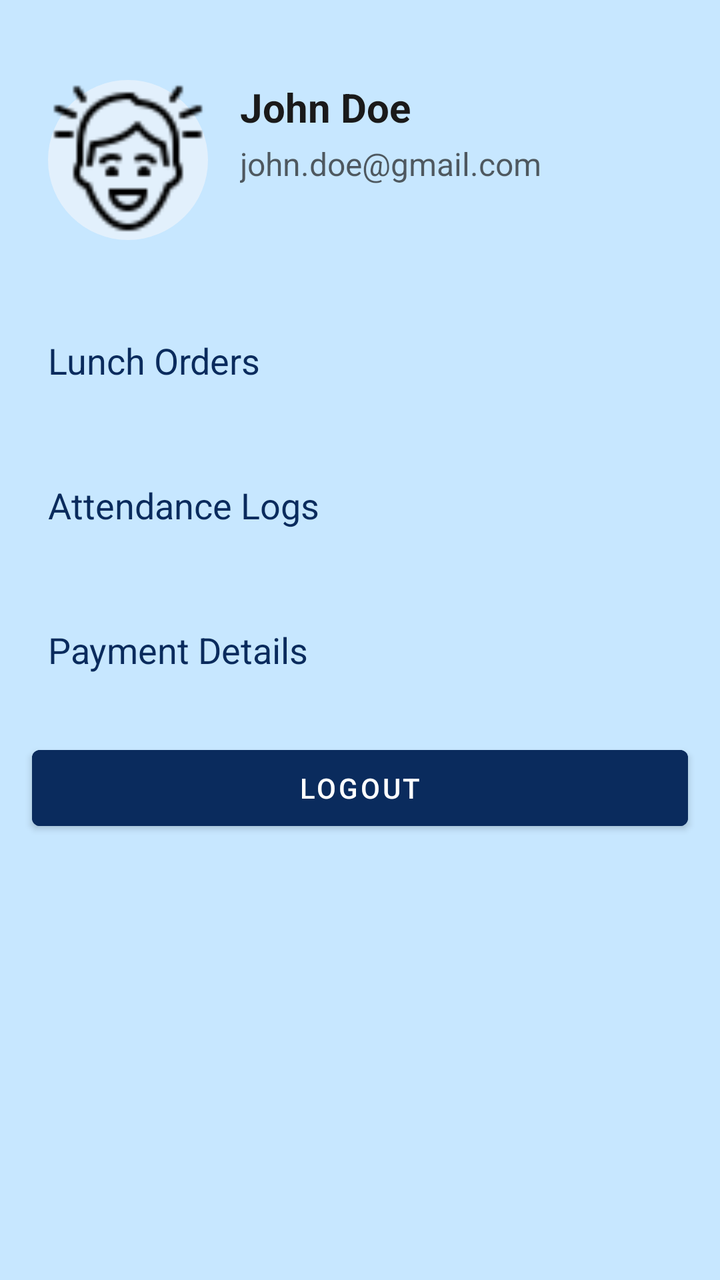
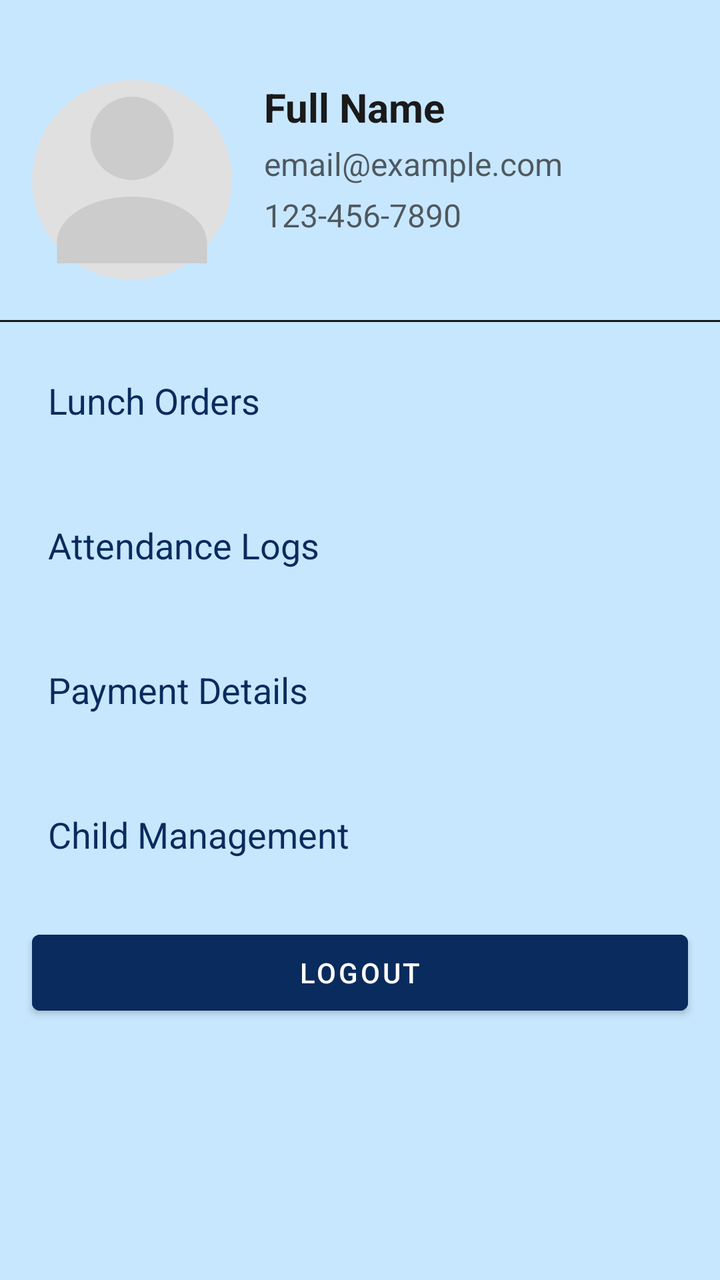

Screens rendered from an Android XML layout before and after an edit, with the pre-edit source and the edit as a unified diff.
<!-- AndroidManifest.xml: application theme Theme.NurtureNest -->
<!-- res/layout/fragment_profile.xml -->
<androidx.constraintlayout.widget.ConstraintLayout
    xmlns:android="http://schemas.android.com/apk/res/android"
    xmlns:app="http://schemas.android.com/apk/res-auto"
    android:layout_width="match_parent"
    android:layout_height="match_parent"
    android:background="?attr/colorBackground">

    
    <ScrollView
        android:layout_width="0dp"
        android:layout_height="0dp"
        android:fillViewport="true"
        app:layout_constraintTop_toTopOf="parent"
        app:layout_constraintBottom_toBottomOf="parent"
        app:layout_constraintStart_toStartOf="parent"
        app:layout_constraintEnd_toEndOf="parent">

        <androidx.constraintlayout.widget.ConstraintLayout
            android:layout_width="match_parent"
            android:layout_height="wrap_content"
            android:paddingBottom="24dp">

            
            <ImageView
                android:id="@+id/ivProfilePic"
                android:layout_width="80dp"
                android:layout_height="80dp"
                android:src="@drawable/ic_user"
                android:scaleType="centerCrop"
                android:background="@drawable/circle_shape"
                android:layout_marginTop="40dp"
                android:layout_marginStart="24dp"
                app:layout_constraintTop_toTopOf="parent"
                app:layout_constraintStart_toStartOf="parent"/>

            <TextView
                android:id="@+id/tvUserName"
                android:layout_width="0dp"
                android:layout_height="wrap_content"
                android:text="John Doe"
                android:textSize="20sp"
                android:textStyle="bold"
                android:textColor="?attr/colorOnBackground"
                android:layout_marginStart="16dp"
                app:layout_constraintStart_toEndOf="@id/ivProfilePic"
                app:layout_constraintTop_toTopOf="@id/ivProfilePic"
                app:layout_constraintEnd_toEndOf="parent"/>

            <TextView
                android:id="@+id/tvUserEmail"
                android:layout_width="0dp"
                android:layout_height="wrap_content"
                android:text="john.doe@gmail.com"
                android:textSize="16sp"
                android:textColor="?attr/colorOnBackground"
                android:alpha="0.7"
                android:layout_marginStart="16dp"
                android:layout_marginTop="4dp"
                app:layout_constraintStart_toEndOf="@id/ivProfilePic"
                app:layout_constraintTop_toBottomOf="@id/tvUserName"
                app:layout_constraintEnd_toEndOf="parent"/>

            
            <TextView
                android:id="@+id/tvLunchOrders"
                android:layout_width="0dp"
                android:layout_height="wrap_content"
                android:text="Lunch Orders"
                android:textSize="18sp"
                android:textColor="?attr/colorPrimary"
                android:clickable="true"
                android:focusable="true"
                android:paddingVertical="16dp"
                android:background="?attr/selectableItemBackground"
                android:layout_marginTop="32dp"
                android:layout_marginStart="24dp"
                android:layout_marginEnd="24dp"
                app:layout_constraintTop_toBottomOf="@id/ivProfilePic"
                app:layout_constraintStart_toStartOf="parent"
                app:layout_constraintEnd_toEndOf="parent"/>

            <TextView
                android:id="@+id/tvAttendanceLogs"
                android:layout_width="0dp"
                android:layout_height="wrap_content"
                android:text="Attendance Logs"
                android:textSize="18sp"
                android:textColor="?attr/colorPrimary"
                android:clickable="true"
                android:focusable="true"
                android:paddingVertical="16dp"
                android:background="?attr/selectableItemBackground"
                android:layout_marginTop="16dp"
                android:layout_marginStart="24dp"
                android:layout_marginEnd="24dp"
                app:layout_constraintTop_toBottomOf="@id/tvLunchOrders"
                app:layout_constraintStart_toStartOf="parent"
                app:layout_constraintEnd_toEndOf="parent"/>

            <TextView
                android:id="@+id/tvPaymentDetails"
                android:layout_width="0dp"
                android:layout_height="wrap_content"
                android:text="Payment Details"
                android:textSize="18sp"
                android:textColor="?attr/colorPrimary"
                android:clickable="true"
                android:focusable="true"
                android:paddingVertical="16dp"
                android:background="?attr/selectableItemBackground"
                android:layout_marginTop="16dp"
                android:layout_marginStart="24dp"
                android:layout_marginEnd="24dp"
                app:layout_constraintTop_toBottomOf="@id/tvAttendanceLogs"
                app:layout_constraintStart_toStartOf="parent"
                app:layout_constraintEnd_toEndOf="parent"/>

            <Button
                android:id="@+id/btnLogout"
                android:layout_width="0dp"
                android:layout_height="50dp"
                android:layout_margin="16dp"
                android:text="Logout"
                android:textColor="?attr/colorOnPrimary"
                android:backgroundTint="?attr/colorPrimary"
                app:layout_constraintTop_toBottomOf="@id/tvPaymentDetails"
                app:layout_constraintStart_toStartOf="parent"
                app:layout_constraintEnd_toEndOf="parent"/>

        </androidx.constraintlayout.widget.ConstraintLayout>

    </ScrollView>

</androidx.constraintlayout.widget.ConstraintLayout>
<!-- resources referenced by this layout -->
<resources>
  <!-- drawable circle_shape (drawable) -->
  <shape xmlns:android="http://schemas.android.com/apk/res/android"
      android:shape="oval">
      <solid android:color="#80FDF9F9"/>
  </shape>
  <!-- drawable ic_user: png bitmap (drawable, 1332 bytes) -->
  <style name="Theme.NurtureNest" parent="Theme.MaterialComponents.DayNight.NoActionBar">
          <item name="colorPrimary">#0A2B5D</item>
          <item name="colorOnPrimary">#FFFFFF</item>
          <item name="colorSurface">#000000</item>
          <item name="colorOnSurface">#FFFFFF</item>
          <item name="colorBackground">#C7E7FF</item>
          <item name="colorOnBackground">#1A1A1A</item>
          <item name="android:windowBackground">#C7E7FF</item>
      </style>
</resources>

<!-- the commit's change to res/layout/fragment_profile.xml (unified diff, before → after) -->
@@ -1,134 +1,165 @@
+<?xml version="1.0" encoding="utf-8"?>
 <androidx.constraintlayout.widget.ConstraintLayout
     xmlns:android="http://schemas.android.com/apk/res/android"
     xmlns:app="http://schemas.android.com/apk/res-auto"
+    xmlns:tools="http://schemas.android.com/tools"
     android:layout_width="match_parent"
     android:layout_height="match_parent"
-    android:background="?attr/colorBackground">
+    android:background="?attr/colorBackground"
+    tools:context=".fragments.ProfileFragment">
 
     
-    <ScrollView
+    <ImageView
+        android:id="@+id/ivProfilePic"
+        android:layout_width="100dp"
+        android:layout_height="100dp"
+        android:src="@drawable/ic_profile_placeholder"
+        android:contentDescription="Profile Picture"
+        android:scaleType="centerCrop"
+        app:layout_constraintTop_toTopOf="parent"
+        app:layout_constraintStart_toStartOf="parent"
+        android:layout_marginTop="40dp"
+        android:layout_marginStart="16dp"
+        android:background="@drawable/rounded_imageview" />
+
+    
+    <TextView
+        android:id="@+id/tvUserName"
         android:layout_width="0dp"
-        android:layout_height="0dp"
-        android:fillViewport="true"
-        app:layout_constraintTop_toTopOf="parent"
-        app:layout_constraintBottom_toBottomOf="parent"
+        android:layout_height="wrap_content"
+        android:text="Full Name"
+        android:textSize="20sp"
+        android:textStyle="bold"
+        android:textColor="?attr/colorOnBackground"
+        android:layout_marginStart="16dp"
+        app:layout_constraintStart_toEndOf="@id/ivProfilePic"
+        app:layout_constraintTop_toTopOf="@id/ivProfilePic"
+        app:layout_constraintEnd_toEndOf="parent" />
+
+    
+    <TextView
+        android:id="@+id/tvUserEmail"
+        android:layout_width="0dp"
+        android:layout_height="wrap_content"
+        android:text="email@example.com"
+        android:textSize="16sp"
+        android:textColor="?attr/colorOnBackground"
+        android:alpha="0.7"
+        android:layout_marginStart="16dp"
+        android:layout_marginTop="4dp"
+        app:layout_constraintStart_toEndOf="@id/ivProfilePic"
+        app:layout_constraintTop_toBottomOf="@id/tvUserName"
+        app:layout_constraintEnd_toEndOf="parent" />
+
+    
+    <TextView
+        android:id="@+id/tvUserPhone"
+        android:layout_width="0dp"
+        android:layout_height="wrap_content"
+        android:text="123-456-7890"
+        android:textSize="16sp"
+        android:textColor="?attr/colorOnBackground"
+        android:alpha="0.7"
+        android:layout_marginStart="16dp"
+        android:layout_marginTop="4dp"
+        app:layout_constraintStart_toEndOf="@id/ivProfilePic"
+        app:layout_constraintTop_toBottomOf="@id/tvUserEmail"
+        app:layout_constraintEnd_toEndOf="parent" />
+
+
+    
+    <View
+        android:layout_width="0dp"
+        android:layout_height="1dp"
+        android:background="?attr/colorOnBackground"
+        android:layout_marginTop="20dp"
+        app:layout_constraintTop_toBottomOf="@id/ivProfilePic"
         app:layout_constraintStart_toStartOf="parent"
-        app:layout_constraintEnd_toEndOf="parent">
+        app:layout_constraintEnd_toEndOf="parent" />
 
-        <androidx.constraintlayout.widget.ConstraintLayout
-            android:layout_width="match_parent"
-            android:layout_height="wrap_content"
-            android:paddingBottom="24dp">
+    
+    <TextView
+        android:id="@+id/tvLunchOrders"
+        android:layout_width="0dp"
+        android:layout_height="wrap_content"
+        android:text="Lunch Orders"
+        android:textSize="18sp"
+        android:textColor="?attr/colorPrimary"
+        android:clickable="true"
+        android:focusable="true"
+        android:paddingVertical="16dp"
+        android:background="?attr/selectableItemBackground"
+        android:layout_marginTop="32dp"
+        android:layout_marginStart="24dp"
+        android:layout_marginEnd="24dp"
+        app:layout_constraintTop_toBottomOf="@id/ivProfilePic"
+        app:layout_constraintStart_toStartOf="parent"
+        app:layout_constraintEnd_toEndOf="parent"/>
 
-            
-            <ImageView
-                android:id="@+id/ivProfilePic"
-                android:layout_width="80dp"
-                android:layout_height="80dp"
-                android:src="@drawable/ic_user"
-                android:scaleType="centerCrop"
-                android:background="@drawable/circle_shape"
-                android:layout_marginTop="40dp"
-                android:layout_marginStart="24dp"
-                app:layout_constraintTop_toTopOf="parent"
-                app:layout_constraintStart_toStartOf="parent"/>
+    <TextView
+        android:id="@+id/tvAttendanceLogs"
+        android:layout_width="0dp"
+        android:layout_height="wrap_content"
+        android:text="Attendance Logs"
+        android:textSize="18sp"
+        android:textColor="?attr/colorPrimary"
+        android:clickable="true"
+        android:focusable="true"
+        android:paddingVertical="16dp"
+        android:background="?attr/selectableItemBackground"
+        android:layout_marginTop="16dp"
+        android:layout_marginStart="24dp"
+        android:layout_marginEnd="24dp"
+        app:layout_constraintTop_toBottomOf="@id/tvLunchOrders"
+        app:layout_constraintStart_toStartOf="parent"
+        app:layout_constraintEnd_toEndOf="parent"/>
 
-            <TextView
-                android:id="@+id/tvUserName"
-                android:layout_width="0dp"
-                android:layout_height="wrap_content"
-                android:text="John Doe"
-                android:textSize="20sp"
-                android:textStyle="bold"
-                android:textColor="?attr/colorOnBackground"
-                android:layout_marginStart="16dp"
-                app:layout_constraintStart_toEndOf="@id/ivProfilePic"
-                app:layout_constraintTop_toTopOf="@id/ivProfilePic"
-                app:layout_constraintEnd_toEndOf="parent"/>
+    <TextView
+        android:id="@+id/tvPaymentDetails"
+        android:layout_width="0dp"
+        android:layout_height="wrap_content"
+        android:text="Payment Details"
+        android:textSize="18sp"
+        android:textColor="?attr/colorPrimary"
+        android:clickable="true"
+        android:focusable="true"
+        android:paddingVertical="16dp"
+        android:background="?attr/selectableItemBackground"
+        android:layout_marginTop="16dp"
+        android:layout_marginStart="24dp"
+        android:layout_marginEnd="24dp"
+        app:layout_constraintTop_toBottomOf="@id/tvAttendanceLogs"
+        app:layout_constraintStart_toStartOf="parent"
+        app:layout_constraintEnd_toEndOf="parent"/>
 
-            <TextView
-                android:id="@+id/tvUserEmail"
-                android:layout_width="0dp"
-                android:layout_height="wrap_content"
-                android:text="john.doe@gmail.com"
-                android:textSize="16sp"
-                android:textColor="?attr/colorOnBackground"
-                android:alpha="0.7"
-                android:layout_marginStart="16dp"
-                android:layout_marginTop="4dp"
-                app:layout_constraintStart_toEndOf="@id/ivProfilePic"
-                app:layout_constraintTop_toBottomOf="@id/tvUserName"
-                app:layout_constraintEnd_toEndOf="parent"/>
+    <TextView
+        android:id="@+id/tvChildManagement"
+        android:layout_width="0dp"
+        android:layout_height="wrap_content"
+        android:text="Child Management"
+        android:textSize="18sp"
+        android:textColor="?attr/colorPrimary"
+        android:clickable="true"
+        android:focusable="true"
+        android:paddingVertical="16dp"
+        android:background="?attr/selectableItemBackground"
+        android:layout_marginTop="16dp"
+        android:layout_marginStart="24dp"
+        android:layout_marginEnd="24dp"
+        app:layout_constraintTop_toBottomOf="@id/tvPaymentDetails"
+        app:layout_constraintStart_toStartOf="parent"
+        app:layout_constraintEnd_toEndOf="parent"/>
 
-            
-            <TextView
-                android:id="@+id/tvLunchOrders"
-                android:layout_width="0dp"
-                android:layout_height="wrap_content"
-                android:text="Lunch Orders"
-                android:textSize="18sp"
-                android:textColor="?attr/colorPrimary"
-                android:clickable="true"
-                android:focusable="true"
-                android:paddingVertical="16dp"
-                android:background="?attr/selectableItemBackground"
-                android:layout_marginTop="32dp"
-                android:layout_marginStart="24dp"
-                android:layout_marginEnd="24dp"
-                app:layout_constraintTop_toBottomOf="@id/ivProfilePic"
-                app:layout_constraintStart_toStartOf="parent"
-                app:layout_constraintEnd_toEndOf="parent"/>
-
-            <TextView
-                android:id="@+id/tvAttendanceLogs"
-                android:layout_width="0dp"
-                android:layout_height="wrap_content"
-                android:text="Attendance Logs"
-                android:textSize="18sp"
-                android:textColor="?attr/colorPrimary"
-                android:clickable="true"
-                android:focusable="true"
-                android:paddingVertical="16dp"
-                android:background="?attr/selectableItemBackground"
-                android:layout_marginTop="16dp"
-                android:layout_marginStart="24dp"
-                android:layout_marginEnd="24dp"
-                app:layout_constraintTop_toBottomOf="@id/tvLunchOrders"
-                app:layout_constraintStart_toStartOf="parent"
-                app:layout_constraintEnd_toEndOf="parent"/>
-
-            <TextView
-                android:id="@+id/tvPaymentDetails"
-                android:layout_width="0dp"
-                android:layout_height="wrap_content"
-                android:text="Payment Details"
-                android:textSize="18sp"
-                android:textColor="?attr/colorPrimary"
-                android:clickable="true"
-                android:focusable="true"
-                android:paddingVertical="16dp"
-                android:background="?attr/selectableItemBackground"
-                android:layout_marginTop="16dp"
-                android:layout_marginStart="24dp"
-                android:layout_marginEnd="24dp"
-                app:layout_constraintTop_toBottomOf="@id/tvAttendanceLogs"
-                app:layout_constraintStart_toStartOf="parent"
-                app:layout_constraintEnd_toEndOf="parent"/>
-
-            <Button
-                android:id="@+id/btnLogout"
-                android:layout_width="0dp"
-                android:layout_height="50dp"
-                android:layout_margin="16dp"
-                android:text="Logout"
-                android:textColor="?attr/colorOnPrimary"
-                android:backgroundTint="?attr/colorPrimary"
-                app:layout_constraintTop_toBottomOf="@id/tvPaymentDetails"
-                app:layout_constraintStart_toStartOf="parent"
-                app:layout_constraintEnd_toEndOf="parent"/>
-
-        </androidx.constraintlayout.widget.ConstraintLayout>
-
-    </ScrollView>
+    <Button
+        android:id="@+id/btnLogout"
+        android:layout_width="0dp"
+        android:layout_height="50dp"
+        android:layout_margin="16dp"
+        android:text="Logout"
+        android:textColor="?attr/colorOnPrimary"
+        android:backgroundTint="?attr/colorPrimary"
+        app:layout_constraintTop_toBottomOf="@id/tvChildManagement"
+        app:layout_constraintStart_toStartOf="parent"
+        app:layout_constraintEnd_toEndOf="parent"/>
 
 </androidx.constraintlayout.widget.ConstraintLayout>
<!-- resource entries referenced after the edit -->
@@ -1,11 +1,20 @@
 <!-- resources referenced by this layout -->
 <resources>
-  <!-- drawable circle_shape (drawable) -->
+  <!-- drawable ic_profile_placeholder (drawable) -->
+  <vector xmlns:android="http://schemas.android.com/apk/res/android"
+      android:width="100dp"
+      android:height="100dp"
+      android:viewportWidth="24"
+      android:viewportHeight="24">
+      <path
+          android:fillColor="#CCCCCC"
+          android:pathData="M12,12a5,5 0 1,0 0,-10a5,5 0 0,0 0,10zM12,14c-5,0 -9,2.5 -9,5.5v2.5h18v-2.5c0,-3 -4,-5.5 -9,-5.5z"/>
+  </vector>
+  <!-- drawable rounded_imageview (drawable) -->
   <shape xmlns:android="http://schemas.android.com/apk/res/android"
       android:shape="oval">
-      <solid android:color="#80FDF9F9"/>
+      <solid android:color="#E0E0E0"/>
   </shape>
-  <!-- drawable ic_user: png bitmap (drawable, 1332 bytes) -->
   <style name="Theme.NurtureNest" parent="Theme.MaterialComponents.DayNight.NoActionBar">
           <item name="colorPrimary">#0A2B5D</item>
           <item name="colorOnPrimary">#FFFFFF</item>
